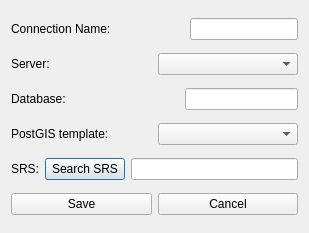
The window that DbTools/PostGISTool/ui_postgisDBTool.ui (dsgoficial/DsgTools) describes before a commit, drawn with Qt 5.
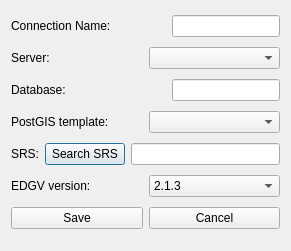
The same window after the commit.

The edit to the form file:
```diff
--- a/DbTools/PostGISTool/ui_postgisDBTool.ui
+++ b/DbTools/PostGISTool/ui_postgisDBTool.ui
@@ -6,8 +6,8 @@
    <rect>
     <x>0</x>
     <y>0</y>
-    <width>309</width>
-    <height>233</height>
+    <width>291</width>
+    <height>251</height>
    </rect>
   </property>
   <property name="windowTitle">
@@ -126,6 +126,31 @@
     </layout>
    </item>
    <item row="5" column="0">
+    <layout class="QHBoxLayout" name="horizontalLayout_7">
+     <item>
+      <widget class="QLabel" name="label_6">
+       <property name="text">
+        <string>EDGV version:</string>
+       </property>
+      </widget>
+     </item>
+     <item>
+      <widget class="QComboBox" name="versionCombo">
+       <item>
+        <property name="text">
+         <string>2.1.3</string>
+        </property>
+       </item>
+       <item>
+        <property name="text">
+         <string>3.0</string>
+        </property>
+       </item>
+      </widget>
+     </item>
+    </layout>
+   </item>
+   <item row="6" column="0">
     <layout class="QHBoxLayout" name="horizontalLayout_5">
      <item>
       <widget class="QPushButton" name="saveButton">
```
